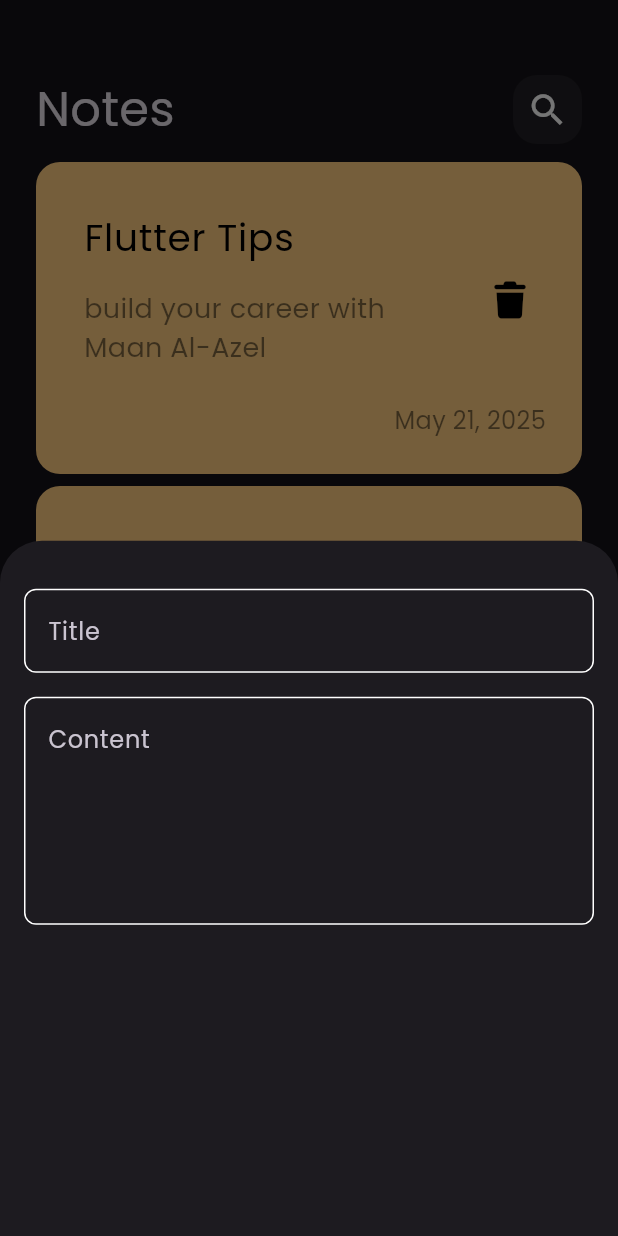
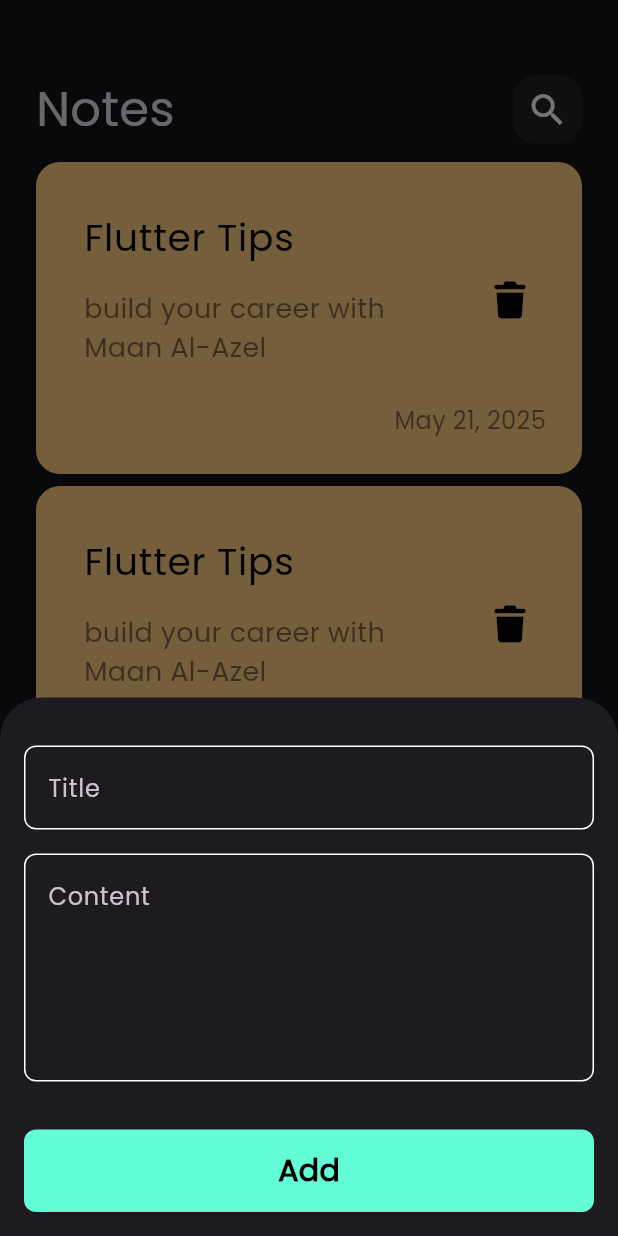
Before and after one commit to Maan-Al-Azel/Note_App, a Flutter app: the screen it shows after launch, after a tap on the "add" icon, on a phone screen of 412 x 824 dp. Run offline on Flutter 3.47's test engine with Material 3 defaults, Android fonts, the phone set to English and light mode, and no system bars; our stand-ins replace font_awesome_flutter.

Commit message:
finish button sheet

```diff
--- a/lib/widget/add_note_bottom_sheet.dart
+++ b/lib/widget/add_note_bottom_sheet.dart
@@ -1,4 +1,6 @@
 import 'package:flutter/material.dart';
+import 'package:note_app/constants.dart';
+import 'package:note_app/widget/custom_button.dart';
 import 'package:note_app/widget/custom_text_field.dart';
 
 class AddNoteBottomSheet extends StatelessWidget {
@@ -8,15 +10,18 @@ class AddNoteBottomSheet extends StatelessWidget {
   Widget build(BuildContext context) {
     return Padding(
       padding: const EdgeInsets.symmetric(horizontal: 16),
+      child: SingleChildScrollView(
         child: Column(
           children: const [
             SizedBox(height: 32),
             CustomTextField(hint: 'Title'),
             SizedBox(height: 16),
-
             CustomTextField(hint: 'Content', maxLines: 5),
-
+            SizedBox(height: 32),
+            CustomButton(),
+            SizedBox(height: 16),
           ],
+        ),
       ),
     );
   }
--- /dev/null
+++ b/lib/widget/custom_button.dart
@@ -0,0 +1,30 @@
+
+
+import 'package:flutter/material.dart';
+import 'package:note_app/constants.dart';
+
+class CustomButton extends StatelessWidget {
+  const CustomButton({super.key});
+
+  @override
+  Widget build(BuildContext context) {
+    return Container(
+      decoration: BoxDecoration(
+        color: kPrimaryColor,
+        borderRadius: BorderRadius.circular(8),
+      ),
+      width: MediaQuery.of(context).size.width,
+      height: 55,
+      child: const Center(
+        child: Text(
+          'Add',
+          style: TextStyle(
+            color: Colors.black,
+            fontSize: 20,
+            fontWeight: FontWeight.bold,
+          ),
+        ),
+      ),
+    );
+  }
+}
```
Lines whose indentation alone changed are shown as unchanged.
